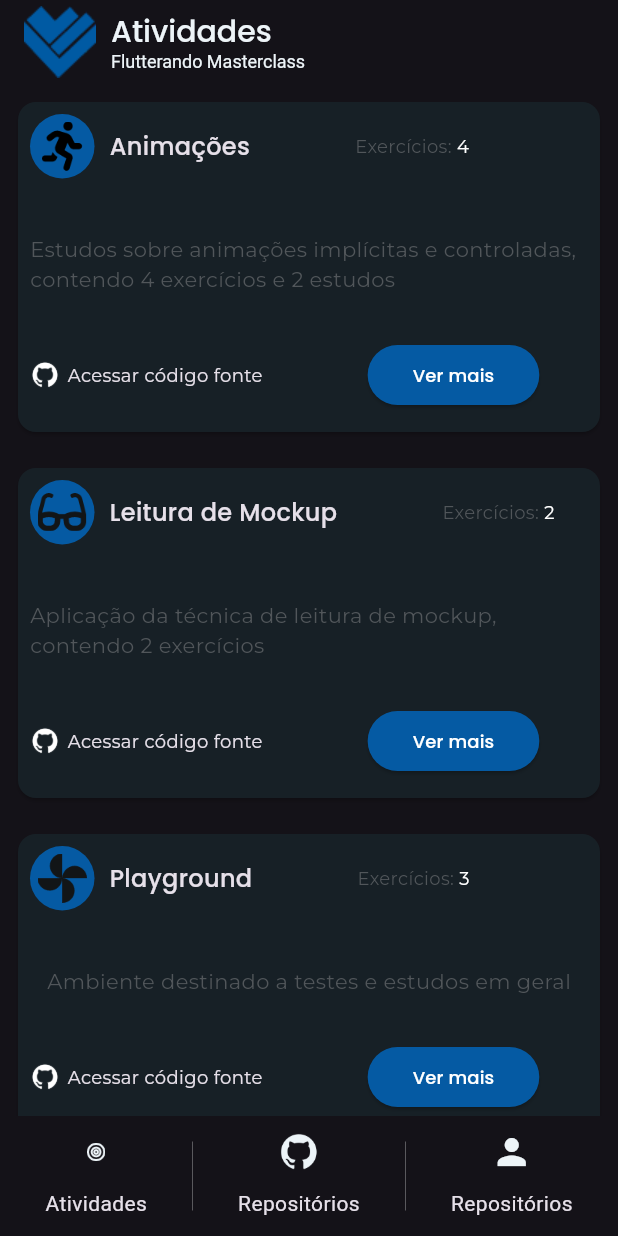
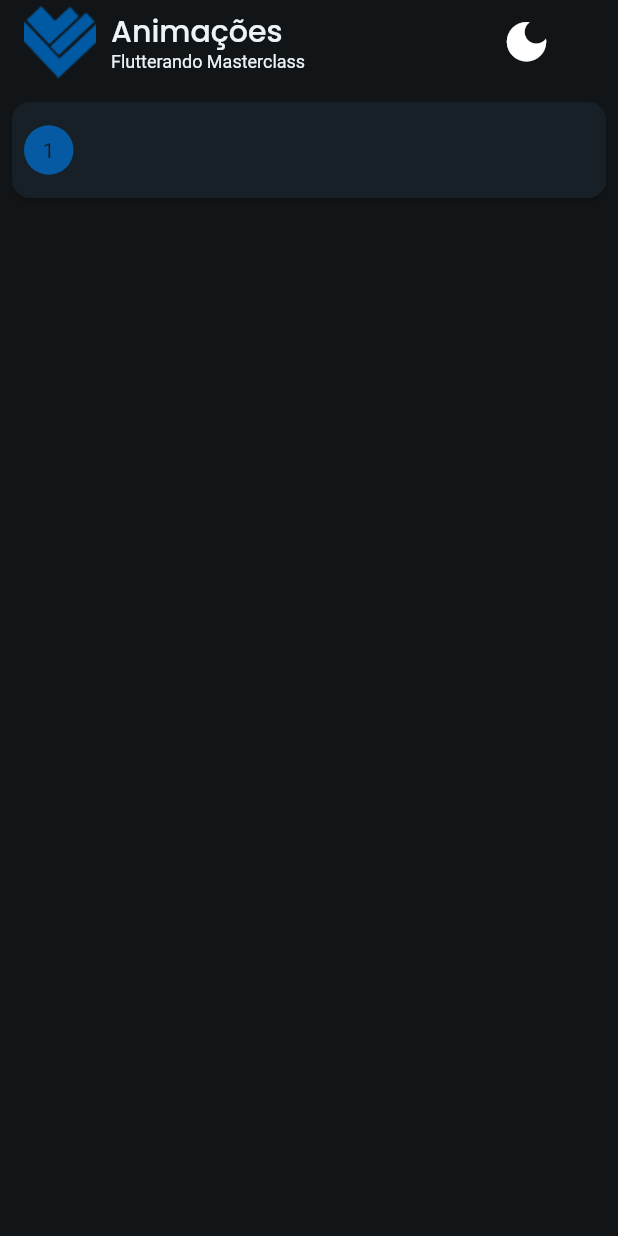
Before and after one commit to VanessaSantos28/profile_masterclass, a Flutter app: the screen it shows after launch, on a phone screen of 412 x 824 dp. Run offline on Flutter 3.47's test engine with Material 2 defaults, Android fonts, the phone set to English and light mode, and no system bars; Roboto replaces fonts that are missing (Poppins-Medium).

Commit message:
new update

```diff
--- a/lib/main.dart
+++ b/lib/main.dart
@@ -1,6 +1,7 @@
 import 'package:flutter/material.dart';
 
-import 'modules/home.dart/home_page.dart';
+import 'modules/animations/animations_page.dart';
+import 'modules/home/home_page.dart';
 
 void main() {
   runApp(const MyApp());
@@ -14,17 +15,19 @@ class MyApp extends StatelessWidget {
       debugShowCheckedModeBanner: false,
       title: 'Flutter Demo',
       theme: ThemeData(
+        appBarTheme: const AppBarTheme(color: Color(0xff121517)),
         elevatedButtonTheme: ElevatedButtonThemeData(
           style: ElevatedButton.styleFrom(
-              backgroundColor: Color(0XFF055aa3),
+              backgroundColor: const Color(0XFF055aa3),
               foregroundColor: Colors.white),
         ),
         textTheme: const TextTheme(
-            displayLarge: TextStyle(fontFamily: "Poppins-Medium")),
-        brightness: Brightness.dark,
+            displayLarge: TextStyle(
+          fontFamily: "Poppins-Medium",
+        )),
         useMaterial3: true,
       ),
-      home: const HomePage(),
+      home: const AnimationsPage(),
     );
   }
 }
--- /dev/null
+++ b/lib/modules/animations/animations_page.dart
@@ -0,0 +1,20 @@
+import 'package:flutter/material.dart';
+
+import '../../widgets/app_bar_Widget.dart';
+import '../../widgets/exercises_card.dart';
+
+class AnimationsPage extends StatelessWidget {
+  const AnimationsPage({super.key});
+
+  @override
+  Widget build(BuildContext context) {
+    return const Scaffold(
+      backgroundColor: Color(0xff121517),
+      appBar: PreferredSize(
+        preferredSize: Size.fromHeight(60),
+        child: AppBarWidget(appBarTitle: "Animações"),
+      ),
+      body: ExercisesCard(),
+    );
+  }
+}
--- a/lib/modules/home.dart/home_page.dart
+++ b/lib/modules/home/home_page.dart
@@ -1,4 +1,5 @@
 import 'package:flutter/material.dart';
+import 'package:masterclass_app_exercicios/widgets/bottom_button.dart';
 import 'package:masterclass_app_exercicios/widgets/card.dart';
 
 class HomePage extends StatelessWidget {
@@ -7,7 +8,9 @@ class HomePage extends StatelessWidget {
   @override
   Widget build(BuildContext context) {
     return Scaffold(
+      backgroundColor: const Color(0xff121517),
       appBar: AppBar(
+        backgroundColor: const Color(0xff121517),
         title: Row(
           children: [
             Image.asset(
@@ -37,6 +40,14 @@ class HomePage extends StatelessWidget {
                 ),
               ],
             ),
+            const SizedBox(
+              width: 130,
+            ),
+            const Icon(
+              Icons.dark_mode,
+              color: Colors.white,
+              size: 35,
+            )
           ],
         ),
       ),
@@ -69,61 +80,28 @@ class HomePage extends StatelessWidget {
       bottomNavigationBar: Row(
         mainAxisAlignment: MainAxisAlignment.spaceEvenly,
         children: [
-          Container(
-            height: 80,
-            child: Column(
-              children: [
-                TextButton(
-                    onPressed: () {},
-                    child: Image.asset(
-                      "assets/images/Icon-target.png",
-                      scale: 2.2,
-                    )),
-                const Text("Atividades")
-              ],
-            ),
-          ),
+          const BottomButton(
+              buttonTitle: "Atividades",
+              buttonImage: "assets/images/Icon-target.png"),
           Container(
             height: 46,
             width: .2,
             color: Colors.white,
           ),
-          SizedBox(
-            height: 80,
-            child: Column(
-              children: [
-                TextButton(
-                  onPressed: () {},
-                  child: Image.asset(
-                    "assets/images/github.png",
-                    scale: 9,
-                    color: const Color(0XFFEDF4F8),
-                  ),
-                ),
-                const Text("Repositórios")
-              ],
-            ),
-          ),
+          const BottomButton(
+              buttonTitle: "Repositórios",
+              buttonImage: "assets/images/github.png",
+              imageSize: 7),
           Container(
             height: 46,
             width: .2,
             color: Colors.white,
           ),
-          SizedBox(
-            height: 80,
-            child: Column(
-              children: [
-                IconButton(
-                    onPressed: () {},
-                    icon: const Icon(
-                      Icons.person,
-                      color: Color(0XFFEDF4F8),
-                      size: 28,
-                    )),
-                const Text("Repositórios")
-              ],
-            ),
-          ),
+          const BottomButton(
+            buttonTitle: "Sobre dev",
+            buttonImage: "assets/images/person.png",
+            imageSize: 7,
+          )
         ],
       ),
     );
--- /dev/null
+++ b/lib/widgets/app_bar_Widget.dart
@@ -0,0 +1,53 @@
+import 'package:flutter/material.dart';
+
+class AppBarWidget extends StatelessWidget {
+  final String appBarTitle;
+
+  const AppBarWidget({super.key, required this.appBarTitle});
+
+  @override
+  Widget build(BuildContext context) {
+    return AppBar(
+      backgroundColor: const Color(0xff121517),
+      title: Row(
+        children: [
+          Image.asset(
+            "assets/images/logo.png",
+          ),
+          const SizedBox(
+            width: 10,
+          ),
+          Column(
+            crossAxisAlignment: CrossAxisAlignment.start,
+            children: [
+              Text(
+                appBarTitle,
+                style: const TextStyle(
+                  color: Color(0XFFEDF4F8),
+                  fontFamily: "Poppins",
+                  fontSize: 20,
+                ),
+              ),
+              const Text(
+                "Flutterando Masterclass",
+                style: TextStyle(
+                  color: Color(0XFFEDF4F8),
+                  fontFamily: "Poppins-Medium",
+                  fontSize: 12,
+                ),
+              ),
+            ],
+          ),
+          const SizedBox(
+            width: 130,
+          ),
+          const Icon(
+            Icons.dark_mode,
+            color: Colors.white,
+            size: 35,
+          )
+        ],
+      ),
+    );
+  }
+}
--- /dev/null
+++ b/lib/widgets/exercises_card.dart
@@ -0,0 +1,33 @@
+import 'package:flutter/material.dart';
+
+class ExercisesCard extends StatelessWidget {
+  const ExercisesCard({super.key});
+
+  @override
+  Widget build(BuildContext context) {
+    return Card(
+      margin: const EdgeInsets.all(8),
+      color: const Color(0xff172026),
+      child: Container(
+        padding: const EdgeInsets.all(8),
+        height: 64,
+        decoration: BoxDecoration(
+          borderRadius: BorderRadius.circular(25),
+        ),
+        child: Row(
+          children: [
+            Container(
+              height: 33,
+              width: 33,
+              decoration: const BoxDecoration(
+                  color: Color(0XFF055aa3), shape: BoxShape.circle),
+              child: const Center(
+                child: Text("1"),
+              ),
+            ),
+          ],
+        ),
+      ),
+    );
+  }
+}
```
Also changed, not shown: lib/widgets/bottom_button.dart (added, +38 -0 lines), lib/widgets/card.dart (+8 -4 lines), assets/images/person.png (added).
